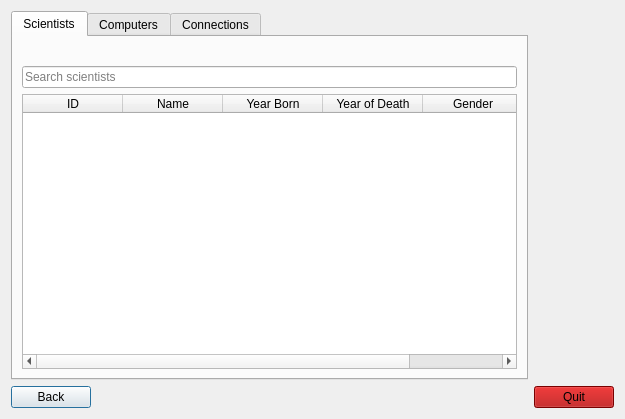
The window that Skil3/ListWindow.ui (Chiquita40-VLN-H2016/chiquita40) describes before a commit, drawn with Qt 5.
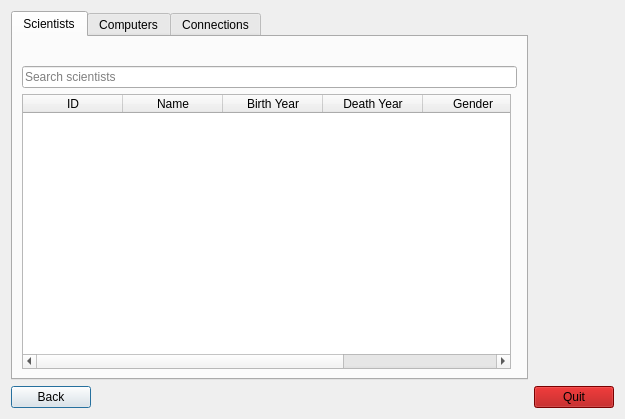
The same window after the commit. The open tabs and pages were chosen to show the change. Icons and pictures are not drawn.

Diff of the .ui file:
```diff
--- a/Skil3/ListWindow.ui
+++ b/Skil3/ListWindow.ui
@@ -35,26 +35,15 @@
          </property>
         </widget>
        </item>
-       <item row="3" column="0" colspan="2">
+       <item row="0" column="0">
+        <widget class="QLabel" name="label_searchScientistsNoResults">
+         <property name="text">
+          <string/>
+         </property>
+        </widget>
+       </item>
+       <item row="2" column="0">
         <widget class="QTableWidget" name="table_scientists">
-         <property name="sizePolicy">
-          <sizepolicy hsizetype="Expanding" vsizetype="Expanding">
-           <horstretch>0</horstretch>
-           <verstretch>0</verstretch>
-          </sizepolicy>
-         </property>
-         <property name="editTriggers">
-          <set>QAbstractItemView::NoEditTriggers</set>
-         </property>
-         <property name="sortingEnabled">
-          <bool>true</bool>
-         </property>
-         <attribute name="horizontalHeaderStretchLastSection">
-          <bool>true</bool>
-         </attribute>
-         <attribute name="verticalHeaderVisible">
-          <bool>false</bool>
-         </attribute>
          <column>
           <property name="text">
            <string>ID</string>
@@ -67,12 +56,12 @@
          </column>
          <column>
           <property name="text">
-           <string>Year Born</string>
+           <string>Birth Year</string>
           </property>
          </column>
          <column>
           <property name="text">
-           <string>Year of Death</string>
+           <string>Death Year</string>
           </property>
          </column>
          <column>
@@ -80,13 +69,11 @@
            <string>Gender</string>
           </property>
          </column>
-        </widget>
-       </item>
-       <item row="0" column="0">
-        <widget class="QLabel" name="label_searchScientistsNoResults">
-         <property name="text">
-          <string/>
-         </property>
+         <column>
+          <property name="text">
+           <string>Wikipedia Article</string>
+          </property>
+         </column>
         </widget>
        </item>
       </layout>
```
Left out of the diff: 28 changed lines with no effect on the pictures.
